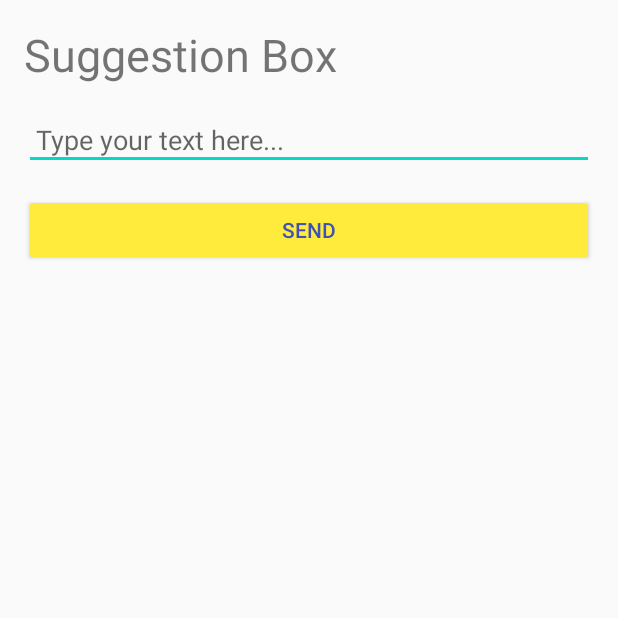
After one commit to markronnelcamilon/STIHandbookApp, an Android app: the SuggestionBox screen opened directly, with no data from a screen before it, on a phone screen of 412 x 824 dp, the top half of it. The commit adds this screen. Run offline under Robolectric (Android 15) with nearby library versions, the phone set to English and light mode, and no system bars; our stand-ins replace Firebase (no records; nobody signed in at launch, a user with empty details on screens opened directly).

Commit message:
FIrebase Realtime Database
Implements Firebase Realtime Database

```diff
--- a/STIStudentHandbook/app/build.gradle
+++ b/STIStudentHandbook/app/build.gradle
@@ -1,4 +1,5 @@
 apply plugin: 'com.android.application'
+apply plugin: 'com.google.gms.google-services'
 
 android {
     compileSdkVersion 30
@@ -26,8 +27,11 @@ dependencies {
     implementation fileTree(dir: "libs", include: ["*.jar"])
     implementation 'androidx.appcompat:appcompat:1.1.0'
     implementation 'androidx.constraintlayout:constraintlayout:1.1.3'
+    implementation 'com.google.firebase:firebase-database:16.0.4'
     testImplementation 'junit:junit:4.12'
     androidTestImplementation 'androidx.test.ext:junit:1.1.1'
     androidTestImplementation 'androidx.test.espresso:espresso-core:3.2.0'
 
+    implementation 'com.google.zxing:core:3.2.1'
+
 }
--- a/STIStudentHandbook/app/src/main/AndroidManifest.xml
+++ b/STIStudentHandbook/app/src/main/AndroidManifest.xml
@@ -9,7 +9,9 @@
         android:roundIcon="@mipmap/ic_launcher_logo_round"
         android:supportsRtl="true"
         android:theme="@style/AppTheme">
-        <activity android:name=".QRActivity"></activity>
+        <activity android:name=".SuggestionBox"></activity>
+        <activity android:name=".QRGenerator" />
+        <activity android:name=".QRActivity" />
         <activity android:name=".VideoActivity" />
         <activity android:name=".STIHymnActivity" />
         <activity android:name=".HistoryActivity" />
--- /dev/null
+++ b/STIStudentHandbook/app/src/main/java/com/macvindev/stistudenthandbook/SuggestionBox.java
@@ -0,0 +1,39 @@
+package com.macvindev.stistudenthandbook;
+
+import androidx.appcompat.app.AppCompatActivity;
+
+import android.os.Bundle;
+import android.view.View;
+import android.widget.Button;
+import android.widget.EditText;
+import android.widget.Toast;
+
+import com.google.firebase.database.DatabaseReference;
+import com.google.firebase.database.FirebaseDatabase;
+
+public class SuggestionBox extends AppCompatActivity {
+    EditText suggestionEditText;
+    Button sendButton;
+    String suggestionString;
+
+    FirebaseDatabase database = FirebaseDatabase.getInstance();
+    DatabaseReference suggestionRef = database.getReference("suggestion");
+
+    @Override
+    protected void onCreate(Bundle savedInstanceState) {
+        super.onCreate(savedInstanceState);
+        setContentView(R.layout.activity_suggestion_box);
+
+        suggestionEditText = findViewById(R.id.suggestionEditText);
+        sendButton = findViewById(R.id.sendButton);
+
+        sendButton.setOnClickListener(new View.OnClickListener() {
+            @Override
+            public void onClick(View v) {
+                suggestionString = suggestionEditText.getText().toString();
+                suggestionRef.push().setValue(suggestionString);
+                Toast.makeText(SuggestionBox.this, "Your suggestion " + suggestionString + " has been sent", Toast.LENGTH_LONG).show();
+            }
+        });
+    }
+}
--- /dev/null
+++ b/STIStudentHandbook/app/src/main/res/layout/activity_suggestion_box.xml
@@ -0,0 +1,51 @@
+<?xml version="1.0" encoding="utf-8"?>
+<androidx.constraintlayout.widget.ConstraintLayout xmlns:android="http://schemas.android.com/apk/res/android"
+    xmlns:app="http://schemas.android.com/apk/res-auto"
+    xmlns:tools="http://schemas.android.com/tools"
+    android:layout_width="match_parent"
+    android:layout_height="match_parent"
+    tools:context=".SuggestionBox">
+
+    <TextView
+        android:id="@+id/textView5"
+        android:layout_width="0dp"
+        android:layout_height="wrap_content"
+        android:layout_marginStart="16dp"
+        android:layout_marginTop="16dp"
+        android:layout_marginEnd="16dp"
+        android:text="Suggestion Box"
+        android:textSize="30sp"
+        app:layout_constraintEnd_toEndOf="parent"
+        app:layout_constraintStart_toStartOf="parent"
+        app:layout_constraintTop_toTopOf="parent" />
+
+    <EditText
+        android:id="@+id/suggestionEditText"
+        android:layout_width="0dp"
+        android:layout_height="wrap_content"
+        android:layout_marginStart="16dp"
+        android:layout_marginTop="16dp"
+        android:layout_marginEnd="16dp"
+        android:ems="10"
+        android:hint="Type your text here..."
+        android:inputType="textLongMessage"
+        android:padding="8dp"
+        app:layout_constraintEnd_toEndOf="parent"
+        app:layout_constraintStart_toStartOf="parent"
+        app:layout_constraintTop_toBottomOf="@+id/textView5" />
+
+    <Button
+        android:id="@+id/sendButton"
+        android:layout_width="0dp"
+        android:layout_height="wrap_content"
+        android:layout_marginStart="16dp"
+        android:layout_marginTop="16dp"
+        android:layout_marginEnd="16dp"
+        android:backgroundTint="#FFEB3B"
+        android:shadowColor="#FFFFFF"
+        android:text="Send"
+        android:textColor="#3F51B5"
+        app:layout_constraintEnd_toEndOf="parent"
+        app:layout_constraintStart_toStartOf="parent"
+        app:layout_constraintTop_toBottomOf="@+id/suggestionEditText" />
+</androidx.constraintlayout.widget.ConstraintLayout>
--- a/STIStudentHandbook/build.gradle
+++ b/STIStudentHandbook/build.gradle
@@ -6,6 +6,7 @@ buildscript {
     }
     dependencies {
         classpath "com.android.tools.build:gradle:4.0.1"
+        classpath 'com.google.gms:google-services:4.2.0'
 
         // NOTE: Do not place your application dependencies here; they belong
         // in the individual module build.gradle files
```
Also changed, not shown: STIStudentHandbook/app/src/main/java/com/macvindev/stistudenthandbook/HomeActivity.java (+19 -0 lines), STIStudentHandbook/app/src/main/java/com/macvindev/stistudenthandbook/QRGenerator.java (added, +64 -0 lines), STIStudentHandbook/app/src/main/res/drawable-anydpi/ic_box.xml (added, +11 -0 lines), STIStudentHandbook/app/src/main/res/layout/activity_home.xml (+23 -0 lines), STIStudentHandbook/app/src/main/res/layout/activity_q_r_generator.xml (added, +68 -0 lines), STIStudentHandbook/app/src/main/res/drawable-hdpi/ic_box.png (added), STIStudentHandbook/app/src/main/res/drawable-mdpi/ic_box.png (added), STIStudentHandbook/app/src/main/res/drawable-xhdpi/ic_box.png (added), STIStudentHandbook/app/src/main/res/drawable-xxhdpi/ic_box.png (added), 1 other file.
